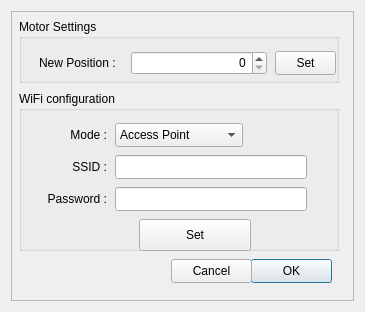
Before: the Qt Designer form Esatto.ui in rpineau/Esatto, drawn with Qt 5.
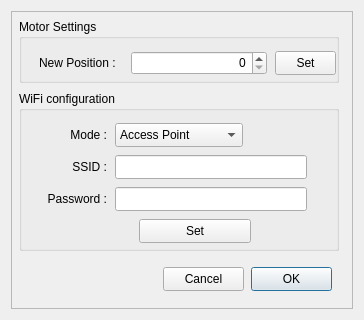
After: the same form once the commit is applied. Custom widgets are drawn as their Qt base class.

Diff of the .ui file:
```diff
--- a/Esatto.ui
+++ b/Esatto.ui
@@ -6,8 +6,8 @@
    <rect>
     <x>0</x>
     <y>0</y>
-    <width>365</width>
-    <height>312</height>
+    <width>364</width>
+    <height>320</height>
    </rect>
   </property>
   <property name="sizePolicy">
@@ -18,14 +18,14 @@
   </property>
   <property name="minimumSize">
    <size>
-    <width>0</width>
-    <height>0</height>
+    <width>364</width>
+    <height>320</height>
    </size>
   </property>
   <property name="maximumSize">
    <size>
     <width>640</width>
-    <height>312</height>
+    <height>320</height>
    </size>
   </property>
   <property name="windowTitle">
@@ -120,7 +120,7 @@
       <property name="geometry">
        <rect>
         <x>240</x>
-        <y>248</y>
+        <y>256</y>
         <width>81</width>
         <height>24</height>
        </rect>
@@ -135,8 +135,8 @@
      <widget class="QPushButton" name="pushButtonCancel">
       <property name="geometry">
        <rect>
-        <x>160</x>
-        <y>248</y>
+        <x>152</x>
+        <y>256</y>
         <width>81</width>
         <height>24</height>
        </rect>
@@ -254,7 +254,7 @@
          <x>120</x>
          <y>128</y>
          <width>112</width>
-         <height>32</height>
+         <height>24</height>
         </rect>
        </property>
        <property name="text">
```
Left out of the diff: 2 changed lines with no effect on the pictures.
